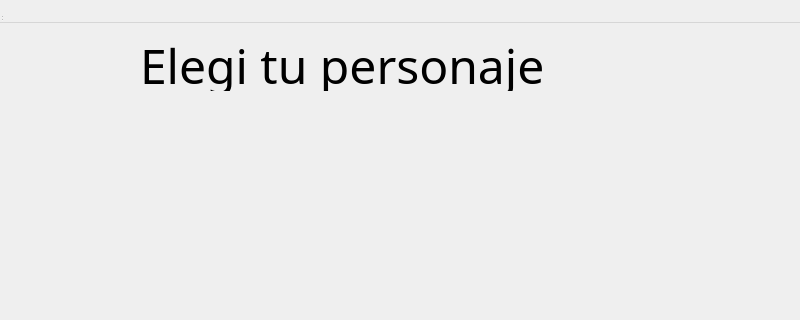
This is src/Client/Lobby/characterselection.ui in franciscoduc4/TP_Jazz_Jackrabbit_2 as Qt 5 draws it before an edit; both pictures show x 0 to 800 and y 0 to 320 of the 800 by 600 pixel window. The edited form follows.
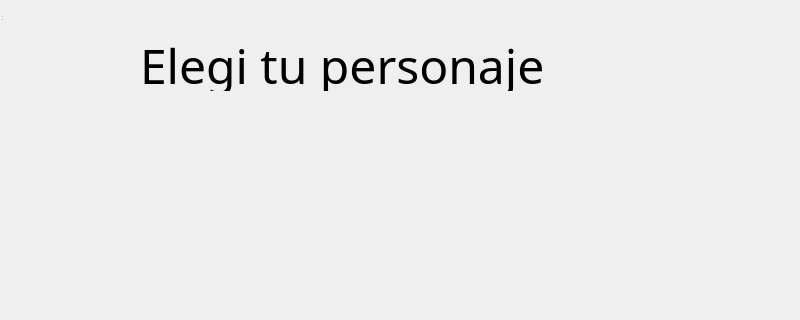
This is the edited form.

The edit to the form file:
```diff
--- a/src/Client/Lobby/characterselection.ui
+++ b/src/Client/Lobby/characterselection.ui
@@ -99,7 +99,7 @@
      <x>0</x>
      <y>0</y>
      <width>800</width>
-     <height>23</height>
+     <height>0</height>
     </rect>
    </property>
   </widget>
```
